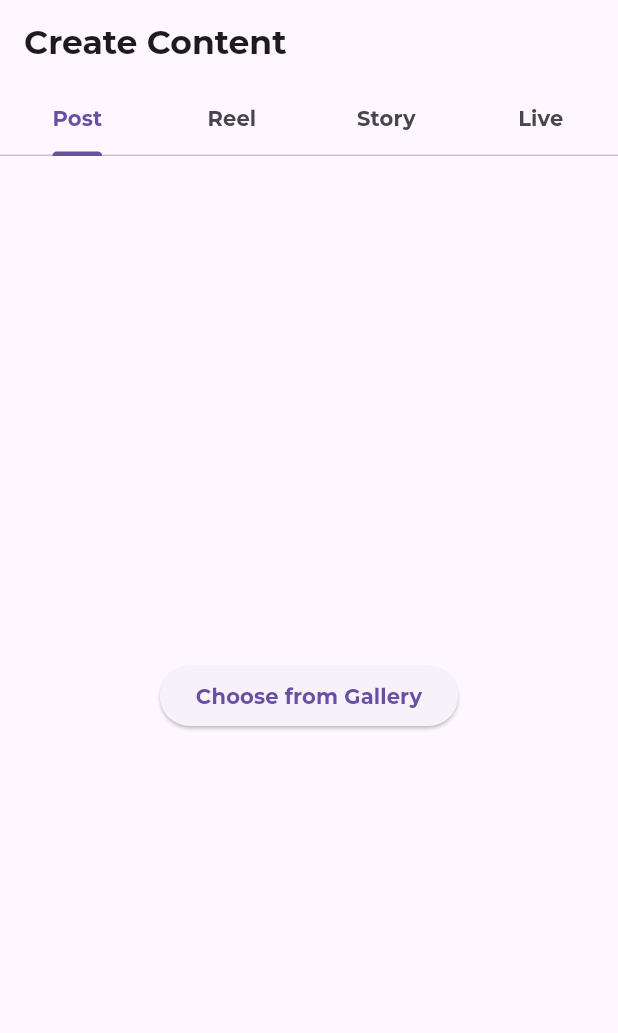
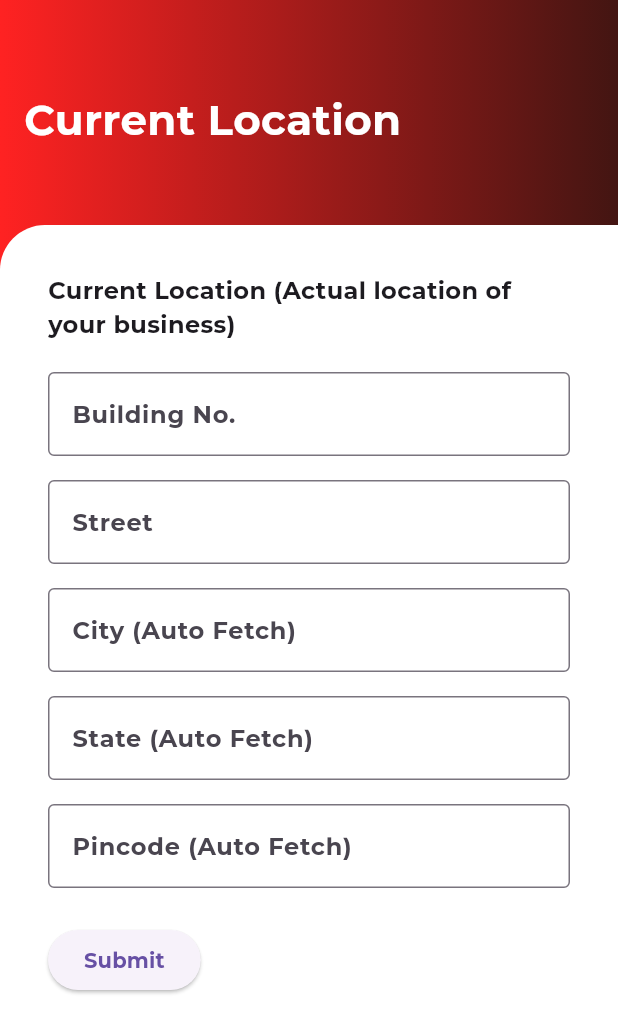
Before and after one commit to reelapp2024/mobileapp_forntend, a Flutter app: the screen it shows after launch, on a phone screen of 412 x 824 dp. Shown: the top 1033 px of the screen. Run offline on Flutter 3.47's test engine with Material 3 defaults, Android fonts, the phone set to English and light mode, and no system bars; our stand-ins replace camera, geolocator, get, image_picker, video_player; project files that could hold a hidden picture were left out.

```diff
--- a/lib/app_route.dart
+++ b/lib/app_route.dart
@@ -1,4 +1,5 @@
 import 'package:get/get.dart';
+import 'package:logical_dottech/screens/Business_location.dart';
 import 'package:logical_dottech/screens/content_create.dart';
 import 'package:logical_dottech/screens/create_profile.dart';
 import 'package:logical_dottech/screens/get_otp_screen.dart';
@@ -21,6 +22,7 @@ class AppRoutes {
   static const String reelscreen = '/reelscreen';
   static const String createprofile = '/createprofile';
   static const String contentCreateScreen = '/contentCreateScreen';
+  static const String businessLocationScreen = '/businessLocationScreen';
 
   static final routes = [
     GetPage(name: signup, page: () => SignupScreen()),
@@ -31,6 +33,7 @@ class AppRoutes {
     GetPage(name: mainscreen, page: () => MainScreen()),
     GetPage(name: profilescreen, page: () => ProfileScreen()),
     GetPage(name: contentCreateScreen, page: () => ContentCreateScreen()),
+    GetPage(name: businessLocationScreen, page: () => BusinessLocationScreen()),
     GetPage(
       name: reelscreen,
       page: () {
--- a/lib/main.dart
+++ b/lib/main.dart
@@ -18,7 +18,7 @@ class MyApp extends StatelessWidget {
         fontFamily: 'Montserrat',
         primarySwatch: Colors.red,
       ),
-      initialRoute: AppRoutes.contentCreateScreen,
+      initialRoute: AppRoutes.businessLocationScreen,
       getPages: AppRoutes.routes,
     );
   }
--- /dev/null
+++ b/lib/screens/Business_location.dart
@@ -0,0 +1,232 @@
+import 'package:flutter/material.dart';
+import 'package:geolocator/geolocator.dart'; // Add geolocator package to pubspec.yaml
+import 'package:http/http.dart'
+    as http; // Add http package to send data to your API
+
+class BusinessLocationScreen extends StatefulWidget {
+  @override
+  _BusinessLocationScreenState createState() => _BusinessLocationScreenState();
+}
+
+class _BusinessLocationScreenState extends State<BusinessLocationScreen> {
+  final _formKey = GlobalKey<FormState>();
+  final TextEditingController _buildingController = TextEditingController();
+  final TextEditingController _streetController = TextEditingController();
+  final TextEditingController _cityController = TextEditingController();
+  final TextEditingController _stateController = TextEditingController();
+  final TextEditingController _pincodeController = TextEditingController();
+
+  Position? _currentPosition;
+
+  @override
+  void initState() {
+    super.initState();
+    _fetchCurrentLocation();
+  }
+
+  Future<void> _fetchCurrentLocation() async {
+    bool serviceEnabled;
+    LocationPermission permission;
+
+    // Check if location services are enabled
+    serviceEnabled = await Geolocator.isLocationServiceEnabled();
+    if (!serviceEnabled) {
+      return; // Location services are not enabled; handle accordingly
+    }
+
+    // Request permission if not granted
+    permission = await Geolocator.checkPermission();
+    if (permission == LocationPermission.denied) {
+      permission = await Geolocator.requestPermission();
+      if (permission == LocationPermission.deniedForever) {
+        return; // Permissions are denied forever; handle accordingly
+      }
+    }
+
+    _currentPosition = await Geolocator.getCurrentPosition();
+    // TODO: Use the latitude and longitude to fetch City, State, and Pincode
+    // For example, call Google Places API here to retrieve and populate fields
+    // _cityController.text = fetchedCity;
+    // _stateController.text = fetchedState;
+    // _pincodeController.text = fetchedPincode;
+  }
+
+  Future<void> _submitForm() async {
+    if (_formKey.currentState!.validate()) {
+      final Map<String, dynamic> formData = {
+        "buildingNo": _buildingController.text,
+        "street": _streetController.text,
+        "city": _cityController.text,
+        "state": _stateController.text,
+        "pincode": _pincodeController.text,
+        "latitude": _currentPosition?.latitude,
+        "longitude": _currentPosition?.longitude,
+      };
+
+      final response = await http.post(
+        Uri.parse('https://yourapi.com/submit-location'),
+        body: formData,
+      );
+
+      if (response.statusCode == 200) {
+        // Successfully sent data
+        print('Data submitted successfully');
+      } else {
+        // Handle the error
+        print('Failed to submit data');
+      }
+    }
+  }
+
+  @override
+  void dispose() {
+    _buildingController.dispose();
+    _streetController.dispose();
+    _cityController.dispose();
+    _stateController.dispose();
+    _pincodeController.dispose();
+    super.dispose();
+  }
+
+  @override
+  Widget build(BuildContext context) {
+    return Scaffold(
+      body: Stack(children: [
+        Container(
+          decoration: BoxDecoration(
+            gradient: LinearGradient(
+              colors: [Color(0xFFFF2222), Color.fromARGB(255, 67, 21, 18)],
+              begin: Alignment.topLeft,
+              end: Alignment.topRight,
+            ),
+          ),
+        ),
+        // Title "Sign Up"
+        Positioned(
+          top: 60,
+          left: 16,
+          child: Text(
+            'Current Location',
+            style: TextStyle(
+              fontSize: 28,
+              color: Colors.white,
+            ),
+          ),
+        ),
+        Positioned(
+          top: 150,
+          left: 0,
+          right: 0,
+          bottom: 0,
+          child: Container(
+            padding: EdgeInsets.all(16),
+            decoration: BoxDecoration(
+              color: Colors.white,
+              borderRadius: BorderRadius.only(topLeft: Radius.circular(30)),
+            ),
+            child: SingleChildScrollView(
+              child: Column(
+                children: [
+                  Padding(
+                    padding: const EdgeInsets.all(16.0),
+                    child: Form(
+                      key: _formKey,
+                      child: Column(
+                        crossAxisAlignment: CrossAxisAlignment.start,
+                        children: [
+                          Text(
+                            "Current Location (Actual location of your business)",
+                            style: TextStyle(
+                                fontSize: 16, fontWeight: FontWeight.bold),
+                          ),
+                          SizedBox(height: 20),
+                          TextFormField(
+                            controller: _buildingController,
+                            decoration: InputDecoration(
+                              labelText: "Building No.",
+                              border: OutlineInputBorder(),
+                            ),
+                            validator: (value) {
+                              if (value == null || value.isEmpty) {
+                                return 'Please enter building number';
+                              }
+                              return null;
+                            },
+                          ),
+                          SizedBox(height: 16),
+                          TextFormField(
+                            controller: _streetController,
+                            decoration: InputDecoration(
+                              labelText: "Street",
+                              border: OutlineInputBorder(),
+                            ),
+                            validator: (value) {
+                              if (value == null || value.isEmpty) {
+                                return 'Please enter street';
+                              }
+                              return null;
+                            },
+                          ),
+                          SizedBox(height: 16),
+                          TextFormField(
+                            controller: _cityController,
+                            decoration: InputDecoration(
+                              labelText: "City (Auto Fetch)",
+                              border: OutlineInputBorder(),
+                            ),
+                            readOnly: true,
+                            validator: (value) {
+                              if (value == null || value.isEmpty) {
+                                return 'Please wait, fetching city';
+                              }
+                              return null;
+                            },
+                          ),
+                          SizedBox(height: 16),
+                          TextFormField(
+                            controller: _stateController,
+                            decoration: InputDecoration(
+                              labelText: "State (Auto Fetch)",
+                              border: OutlineInputBorder(),
+                            ),
+                            readOnly: true,
+                            validator: (value) {
+                              if (value == null || value.isEmpty) {
+                                return 'Please wait, fetching state';
+                              }
+                              return null;
+                            },
+                          ),
+                          SizedBox(height: 16),
+                          TextFormField(
+                            controller: _pincodeController,
+                            decoration: InputDecoration(
+                              labelText: "Pincode (Auto Fetch)",
+                              border: OutlineInputBorder(),
+                            ),
+                            readOnly: true,
+                            validator: (value) {
+                              if (value == null || value.isEmpty) {
+                                return 'Please wait, fetching pincode';
+                              }
+                              return null;
+                            },
+                          ),
+                          SizedBox(height: 24),
+                          ElevatedButton(
+                            onPressed: _submitForm,
+                            child: Text("Submit"),
+                          ),
+                        ],
+                      ),
+                    ),
+                  ),
+                ],
+              ),
+            ),
+          ),
+        ),
+      ]),
+    );
+  }
+}
--- a/lib/screens/login_screen.dart
+++ b/lib/screens/login_screen.dart
@@ -1,6 +1,7 @@
 import 'package:flutter/gestures.dart';
 import 'package:flutter/material.dart';
 import 'package:get/get.dart';
+import 'package:get/get_connect/http/src/utils/utils.dart';
 import 'package:logical_dottech/constant/color_const.dart';
 import 'package:logical_dottech/constant/image_const.dart';
 
@@ -51,6 +52,7 @@ class _LoginScreenState extends State<LoginScreen> {
                                   text: 'Welcome to\n',
                                   style: TextStyle(
                                     color: Colors.black,
+                                    fontFamily: 'Montserrat',
                                     fontSize: 34,
                                   ),
                                 ),
@@ -58,6 +60,7 @@ class _LoginScreenState extends State<LoginScreen> {
                                   text: 'LOCAL SHOP',
                                   style: TextStyle(
                                     color: AppColors.primary1Color,
+                                    fontFamily: 'Montserrat',
                                     fontSize: 34,
                                     fontWeight: FontWeight.bold,
                                   ),
--- a/pubspec.yaml
+++ b/pubspec.yaml
@@ -41,6 +41,7 @@ dependencies:
   image_picker: ^1.1.2
   video_player: ^2.9.2
   camera: ^0.11.0+2
+  geolocator: ^13.0.1
 
 dev_dependencies:
   flutter_test:
```
Also changed, not shown: pubspec.lock, 5 other files.
